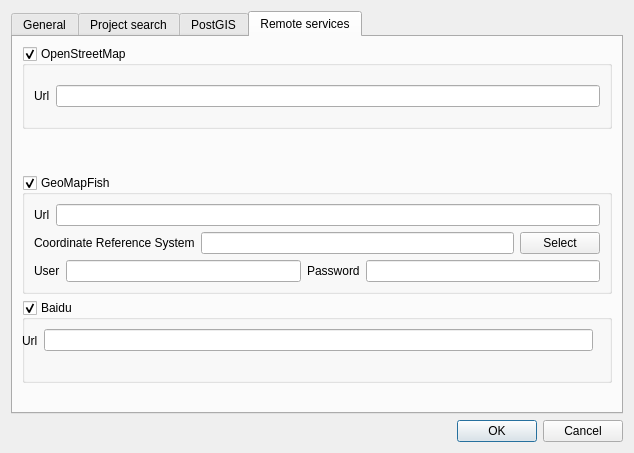
Before: the Qt Designer form ui/ui_configuration.ui in lennoo/qfinder, drawn with Qt 5.
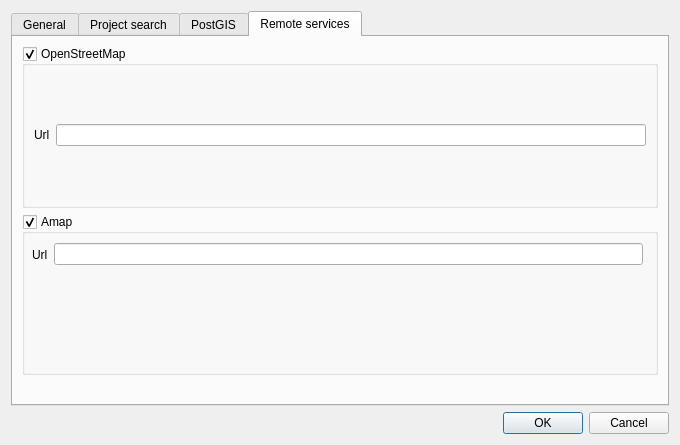
After: the same form once the commit is applied. Icons and pictures are not drawn.

Commit message: add amap online search function, remove unuseful code

Patch:
```diff
--- a/ui/ui_configuration.ui
+++ b/ui/ui_configuration.ui
@@ -6,8 +6,8 @@
    <rect>
     <x>0</x>
     <y>0</y>
-    <width>634</width>
-    <height>453</height>
+    <width>680</width>
+    <height>445</height>
    </rect>
   </property>
   <property name="windowTitle">
@@ -484,6 +484,9 @@
           <bool>true</bool>
          </property>
          <layout class="QVBoxLayout" name="verticalLayout_5">
+          <property name="sizeConstraint">
+           <enum>QLayout::SetDefaultConstraint</enum>
+          </property>
           <item>
            <layout class="QHBoxLayout" name="horizontalLayout_8">
             <item>
@@ -502,116 +505,9 @@
         </widget>
        </item>
        <item>
-        <spacer name="verticalSpacer">
-         <property name="orientation">
-          <enum>Qt::Vertical</enum>
-         </property>
-         <property name="sizeType">
-          <enum>QSizePolicy::Fixed</enum>
-         </property>
-         <property name="sizeHint" stdset="0">
-          <size>
-           <width>20</width>
-           <height>40</height>
-          </size>
-         </property>
-        </spacer>
-       </item>
-       <item>
-        <widget class="QGroupBox" name="geomapfish">
+        <widget class="QGroupBox" name="amap">
          <property name="title">
-          <string>GeoMapFish</string>
-         </property>
-         <property name="checkable">
-          <bool>true</bool>
-         </property>
-         <layout class="QVBoxLayout" name="verticalLayout_3">
-          <item>
-           <layout class="QHBoxLayout" name="horizontalLayout_4">
-            <item>
-             <widget class="QLabel" name="geomapfish_urlLabel">
-              <property name="text">
-               <string>Url</string>
-              </property>
-             </widget>
-            </item>
-            <item>
-             <widget class="QLineEdit" name="geomapfishUrl"/>
-            </item>
-           </layout>
-          </item>
-          <item>
-           <layout class="QHBoxLayout" name="horizontalLayout_3">
-            <item>
-             <widget class="QLabel" name="geomapfishCrsLabel">
-              <property name="sizePolicy">
-               <sizepolicy hsizetype="Preferred" vsizetype="Preferred">
-                <horstretch>0</horstretch>
-                <verstretch>0</verstretch>
-               </sizepolicy>
-              </property>
-              <property name="text">
-               <string>Coordinate Reference System</string>
-              </property>
-             </widget>
-            </item>
-            <item>
-             <widget class="QLineEdit" name="geomapfishCrs">
-              <property name="enabled">
-               <bool>true</bool>
-              </property>
-              <property name="inputMask">
-               <string/>
-              </property>
-              <property name="readOnly">
-               <bool>true</bool>
-              </property>
-             </widget>
-            </item>
-            <item>
-             <widget class="QPushButton" name="geomapfishCrsButton">
-              <property name="text">
-               <string>Select</string>
-              </property>
-             </widget>
-            </item>
-           </layout>
-          </item>
-          <item>
-           <layout class="QHBoxLayout" name="horizontalLayout">
-            <item>
-             <widget class="QLabel" name="geomapfishUserLabel">
-              <property name="text">
-               <string>User</string>
-              </property>
-             </widget>
-            </item>
-            <item>
-             <widget class="QLineEdit" name="geomapfishUser"/>
-            </item>
-            <item>
-             <widget class="QLabel" name="geomapfishPassLabel">
-              <property name="text">
-               <string>Password</string>
-              </property>
-             </widget>
-            </item>
-            <item>
-             <widget class="QLineEdit" name="geomapfishPass">
-              <property name="echoMode">
-               <enum>QLineEdit::Password</enum>
-              </property>
-             </widget>
-            </item>
-           </layout>
-          </item>
-         </layout>
-        </widget>
-       </item>
-       <item>
-        <widget class="QGroupBox" name="baidu">
-         <property name="title">
-          <string>Baidu</string>
+          <string>Amap</string>
          </property>
          <property name="checkable">
           <bool>true</bool>
@@ -619,9 +515,9 @@
          <widget class="QWidget" name="horizontalLayoutWidget">
           <property name="geometry">
            <rect>
-            <x>0</x>
+            <x>10</x>
             <y>20</y>
-            <width>571</width>
+            <width>611</width>
             <height>41</height>
            </rect>
           </property>
```
Left out of the diff: 10 changed lines with no effect on the pictures. The commit also changes 8 other files.
